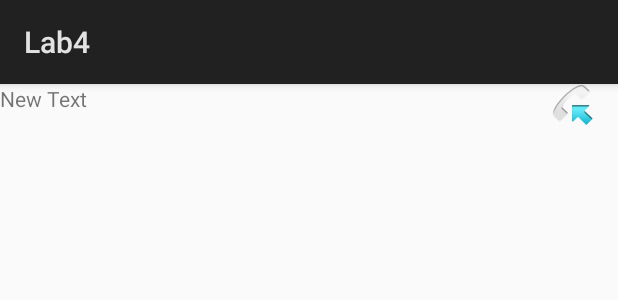
After one commit to SinaDeyhim/AndroidLabs, an Android app: the layout chat_row_incoming.xml on its own in the app's theme, with its tools: preview values and no code run, on a phone screen of 412 x 824 dp. The commit adds this screen. Shown: the top 300 px of the screen. Run offline under Robolectric (Android 15) with nearby library versions, the phone set to English and light mode, and no system bars.

Commit message:
lab 4 finished

```diff
--- a/app/src/main/res/layout/activity_chat_window.xml
+++ b/app/src/main/res/layout/activity_chat_window.xml
@@ -7,6 +7,7 @@
     tools:context=".ChatWindow">
 
     <ListView
+        android:id="@+id/listView"
         android:layout_width="match_parent"
         android:layout_height="wrap_content"
         android:layout_alignParentStart="true"
@@ -21,7 +22,8 @@
         android:layout_height="wrap_content"
         android:layout_alignParentEnd="true"
         android:layout_alignParentBottom="true"
-        android:text="@string/btnSendChat" />
+        android:text="@string/btnSendChat"
+        android:onClick="addChat"/>
 
     <EditText
         android:id="@+id/textEditChat"
--- a/app/src/main/res/layout/activity_start.xml
+++ b/app/src/main/res/layout/activity_start.xml
@@ -29,6 +29,6 @@
         android:layout_width="wrap_content"
         android:layout_height="wrap_content"
         android:text="@string/btnStartChat"
-        android:onClick= "chatClicked"/>
+        android:onClick= "startChat"/>
 
 </LinearLayout>
--- /dev/null
+++ b/app/src/main/res/layout/chat_row_incoming.xml
@@ -0,0 +1,21 @@
+<?xml version="1.0" encoding="utf-8"?>
+<LinearLayout xmlns:android="http://schemas.android.com/apk/res/android"
+    xmlns:app="http://schemas.android.com/apk/res-auto"
+    android:orientation="horizontal"
+    android:layout_width="match_parent"
+    android:layout_height="match_parent">
+
+    <TextView
+        android:id="@+id/messageText"
+        android:layout_width="wrap_content"
+        android:layout_height="wrap_content"
+        android:layout_weight="1"
+        android:text="New Text" />
+
+    <ImageView
+        android:id="@+id/imageView2"
+        android:layout_width="wrap_content"
+        android:layout_height="wrap_content"
+        android:layout_weight=".1"
+        android:src="@android:drawable/sym_call_incoming" />
+</LinearLayout>
```
Also changed, not shown: app/src/main/AndroidManifest.xml (+8 -6 lines), app/src/main/java/com/example/sdeyh/androidlabs/ChatWindow.java (+66 -0 lines), app/src/main/java/com/example/sdeyh/androidlabs/StartActivity.java (+7 -3 lines), app/src/main/res/layout/chat_row_outgoing.xml (added, +22 -0 lines).
